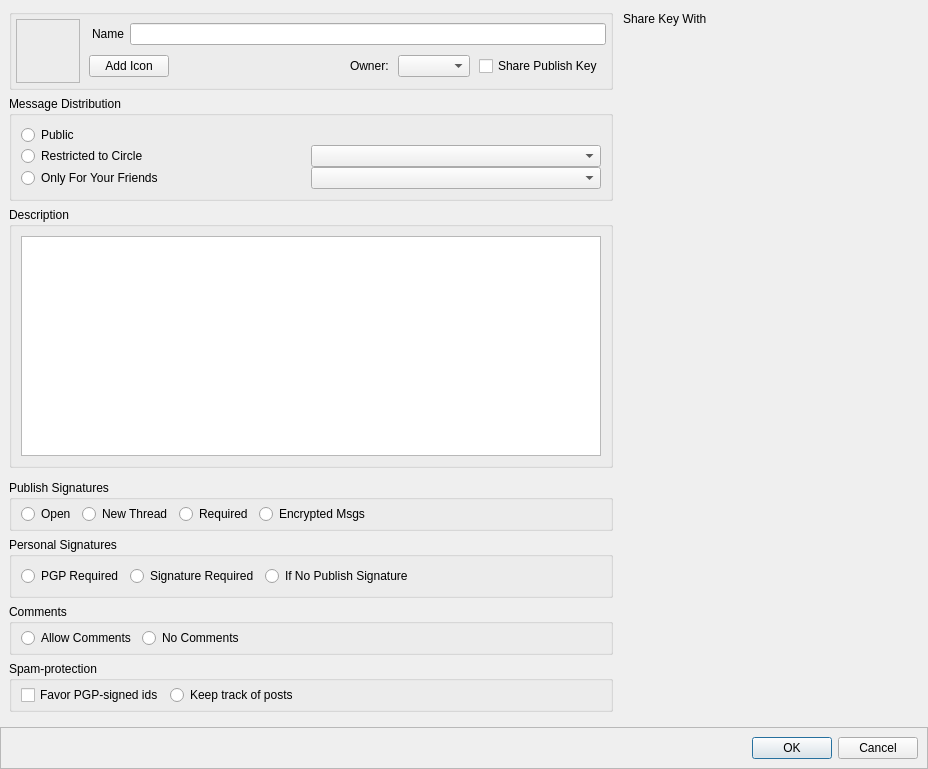
First picture: the form in retroshare-gui/src/gui/gxs/GxsGroupDialog.ui, repository RetroShare/RetroShare, before the edit.
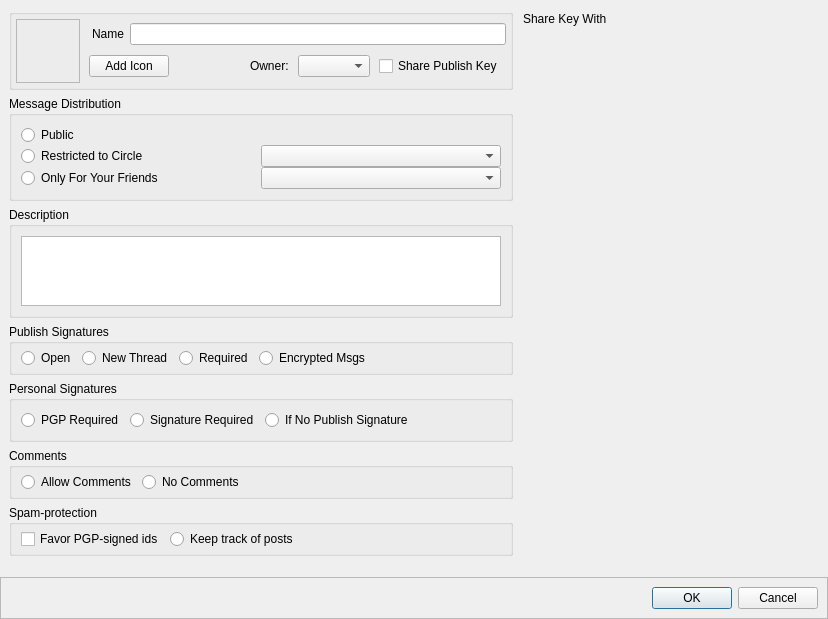
Second picture: the form after the edit. Icons and pictures are not drawn. Custom widgets are drawn as their Qt base class.

Commit message: Fixed some layout spacing

```diff
--- a/retroshare-gui/src/gui/gxs/GxsGroupDialog.ui
+++ b/retroshare-gui/src/gui/gxs/GxsGroupDialog.ui
@@ -6,8 +6,8 @@
    <rect>
     <x>0</x>
     <y>0</y>
-    <width>928</width>
-    <height>769</height>
+    <width>828</width>
+    <height>612</height>
    </rect>
   </property>
   <property name="windowTitle">
@@ -208,222 +208,6 @@
          </layout>
         </widget>
        </item>
-       <item row="4" column="0">
-        <widget class="QGroupBox" name="publishGroupBox">
-         <property name="title">
-          <string>Publish Signatures</string>
-         </property>
-         <layout class="QHBoxLayout" name="horizontalLayout_4">
-          <property name="spacing">
-           <number>6</number>
-          </property>
-          <property name="leftMargin">
-           <number>9</number>
-          </property>
-          <property name="topMargin">
-           <number>4</number>
-          </property>
-          <property name="rightMargin">
-           <number>9</number>
-          </property>
-          <property name="bottomMargin">
-           <number>4</number>
-          </property>
-          <item>
-           <widget class="QRadioButton" name="publish_open">
-            <property name="text">
-             <string>Open</string>
-            </property>
-           </widget>
-          </item>
-          <item>
-           <widget class="QRadioButton" name="publish_threads">
-            <property name="text">
-             <string>New Thread</string>
-            </property>
-           </widget>
-          </item>
-          <item>
-           <widget class="QRadioButton" name="publish_required">
-            <property name="text">
-             <string>Required</string>
-            </property>
-           </widget>
-          </item>
-          <item>
-           <widget class="QRadioButton" name="publish_encrypt">
-            <property name="text">
-             <string>Encrypted Msgs</string>
-            </property>
-           </widget>
-          </item>
-          <item>
-           <spacer name="horizontalSpacer_7">
-            <property name="orientation">
-             <enum>Qt::Horizontal</enum>
-            </property>
-            <property name="sizeHint" stdset="0">
-             <size>
-              <width>40</width>
-              <height>20</height>
-             </size>
-            </property>
-           </spacer>
-          </item>
-         </layout>
-        </widget>
-       </item>
-       <item row="5" column="0">
-        <widget class="QGroupBox" name="personalGroupBox">
-         <property name="title">
-          <string>Personal Signatures</string>
-         </property>
-         <layout class="QHBoxLayout" name="horizontalLayout_9">
-          <item>
-           <widget class="QRadioButton" name="personal_pgp">
-            <property name="text">
-             <string>PGP Required</string>
-            </property>
-           </widget>
-          </item>
-          <item>
-           <widget class="QRadioButton" name="personal_required">
-            <property name="text">
-             <string>Signature Required</string>
-            </property>
-           </widget>
-          </item>
-          <item>
-           <widget class="QRadioButton" name="personal_ifnopub">
-            <property name="text">
-             <string>If No Publish Signature</string>
-            </property>
-           </widget>
-          </item>
-          <item>
-           <spacer name="horizontalSpacer_6">
-            <property name="orientation">
-             <enum>Qt::Horizontal</enum>
-            </property>
-            <property name="sizeHint" stdset="0">
-             <size>
-              <width>40</width>
-              <height>20</height>
-             </size>
-            </property>
-           </spacer>
-          </item>
-         </layout>
-        </widget>
-       </item>
-       <item row="6" column="0">
-        <widget class="QGroupBox" name="commentGroupBox">
-         <property name="title">
-          <string>Comments</string>
-         </property>
-         <layout class="QHBoxLayout" name="horizontalLayout_5">
-          <property name="spacing">
-           <number>6</number>
-          </property>
-          <property name="leftMargin">
-           <number>9</number>
-          </property>
-          <property name="topMargin">
-           <number>4</number>
-          </property>
-          <property name="rightMargin">
-           <number>9</number>
-          </property>
-          <property name="bottomMargin">
-           <number>4</number>
-          </property>
-          <item>
-           <widget class="QRadioButton" name="comments_allowed">
-            <property name="text">
-             <string>Allow Comments</string>
-            </property>
-           </widget>
-          </item>
-          <item>
-           <widget class="QRadioButton" name="comments_no">
-            <property name="text">
-             <string>No Comments</string>
-            </property>
-           </widget>
-          </item>
-          <item>
-           <spacer name="horizontalSpacer_5">
-            <property name="orientation">
-             <enum>Qt::Horizontal</enum>
-            </property>
-            <property name="sizeHint" stdset="0">
-             <size>
-              <width>40</width>
-              <height>20</height>
-             </size>
-            </property>
-           </spacer>
-          </item>
-         </layout>
-        </widget>
-       </item>
-       <item row="7" column="0">
-        <widget class="QGroupBox" name="spamProtection_GB">
-         <property name="title">
-          <string>Spam-protection</string>
-         </property>
-         <layout class="QHBoxLayout" name="horizontalLayout_6">
-          <property name="spacing">
-           <number>6</number>
-          </property>
-          <property name="leftMargin">
-           <number>9</number>
-          </property>
-          <property name="topMargin">
-           <number>4</number>
-          </property>
-          <property name="rightMargin">
-           <number>9</number>
-          </property>
-          <property name="bottomMargin">
-           <number>4</number>
-          </property>
-          <item>
-           <widget class="QCheckBox" name="antiSpam_signedIds">
-            <property name="toolTip">
-             <string>&lt;html&gt;&lt;head/&gt;&lt;body&gt;&lt;p&gt;This makes the media increase the reputation threshold to 0.4 for anonymous ids, while keeping it to 0.0 for PGP-linked ids. Therefore, anonymous ids can still post, if their local reputation score is above that threshold.&lt;/p&gt;&lt;/body&gt;&lt;/html&gt;</string>
-            </property>
-            <property name="text">
-             <string>Favor PGP-signed ids</string>
-            </property>
-           </widget>
-          </item>
-          <item>
-           <widget class="QRadioButton" name="antiSpam_trackMessages">
-            <property name="toolTip">
-             <string>&lt;html&gt;&lt;head/&gt;&lt;body&gt;&lt;p align=&quot;justify&quot;&gt;This feature allows Retroshare to locally keep a record of who forwarded each message to you, for the last 10 days. Although useless if alone (and already available whatsoever) this information can be used by a group of collaborative friends to easily locate the source of spams. To be used with care, since it significantly decreases the anonymity of message posts.&lt;/p&gt;&lt;/body&gt;&lt;/html&gt;</string>
-            </property>
-            <property name="text">
-             <string>Keep track of posts</string>
-            </property>
-           </widget>
-          </item>
-          <item>
-           <spacer name="horizontalSpacer_8">
-            <property name="orientation">
-             <enum>Qt::Horizontal</enum>
-            </property>
-            <property name="sizeHint" stdset="0">
-             <size>
-              <width>40</width>
-              <height>20</height>
-             </size>
-            </property>
-           </spacer>
-          </item>
-         </layout>
-        </widget>
-       </item>
        <item row="8" column="0" colspan="2">
         <widget class="QFrame" name="extraFrame">
          <property name="frameShape">
@@ -631,6 +415,222 @@
          </layout>
         </widget>
        </item>
+       <item row="3" column="0">
+        <widget class="QGroupBox" name="publishGroupBox">
+         <property name="title">
+          <string>Publish Signatures</string>
+         </property>
+         <layout class="QHBoxLayout" name="horizontalLayout_4">
+          <property name="spacing">
+           <number>6</number>
+          </property>
+          <property name="leftMargin">
+           <number>9</number>
+          </property>
+          <property name="topMargin">
+           <number>4</number>
+          </property>
+          <property name="rightMargin">
+           <number>9</number>
+          </property>
+          <property name="bottomMargin">
+           <number>4</number>
+          </property>
+          <item>
+           <widget class="QRadioButton" name="publish_open">
+            <property name="text">
+             <string>Open</string>
+            </property>
+           </widget>
+          </item>
+          <item>
+           <widget class="QRadioButton" name="publish_threads">
+            <property name="text">
+             <string>New Thread</string>
+            </property>
+           </widget>
+          </item>
+          <item>
+           <widget class="QRadioButton" name="publish_required">
+            <property name="text">
+             <string>Required</string>
+            </property>
+           </widget>
+          </item>
+          <item>
+           <widget class="QRadioButton" name="publish_encrypt">
+            <property name="text">
+             <string>Encrypted Msgs</string>
+            </property>
+           </widget>
+          </item>
+          <item>
+           <spacer name="horizontalSpacer_7">
+            <property name="orientation">
+             <enum>Qt::Horizontal</enum>
+            </property>
+            <property name="sizeHint" stdset="0">
+             <size>
+              <width>40</width>
+              <height>20</height>
+             </size>
+            </property>
+           </spacer>
+          </item>
+         </layout>
+        </widget>
+       </item>
+       <item row="4" column="0">
+        <widget class="QGroupBox" name="personalGroupBox">
+         <property name="title">
+          <string>Personal Signatures</string>
+         </property>
+         <layout class="QHBoxLayout" name="horizontalLayout_9">
+          <item>
+           <widget class="QRadioButton" name="personal_pgp">
+            <property name="text">
+             <string>PGP Required</string>
+            </property>
+           </widget>
+          </item>
+          <item>
+           <widget class="QRadioButton" name="personal_required">
+            <property name="text">
+             <string>Signature Required</string>
+            </property>
+           </widget>
+          </item>
+          <item>
+           <widget class="QRadioButton" name="personal_ifnopub">
+            <property name="text">
+             <string>If No Publish Signature</string>
+            </property>
+           </widget>
+          </item>
+          <item>
+           <spacer name="horizontalSpacer_6">
+            <property name="orientation">
+             <enum>Qt::Horizontal</enum>
+            </property>
+            <property name="sizeHint" stdset="0">
+             <size>
+              <width>40</width>
+              <height>20</height>
+             </size>
+            </property>
+           </spacer>
+          </item>
+         </layout>
+        </widget>
+       </item>
+       <item row="5" column="0">
+        <widget class="QGroupBox" name="commentGroupBox">
+         <property name="title">
+          <string>Comments</string>
+         </property>
+         <layout class="QHBoxLayout" name="horizontalLayout_5">
+          <property name="spacing">
+           <number>6</number>
+          </property>
+          <property name="leftMargin">
+           <number>9</number>
+          </property>
+          <property name="topMargin">
+           <number>4</number>
+          </property>
+          <property name="rightMargin">
+           <number>9</number>
+          </property>
+          <property name="bottomMargin">
+           <number>4</number>
+          </property>
+          <item>
+           <widget class="QRadioButton" name="comments_allowed">
+            <property name="text">
+             <string>Allow Comments</string>
+            </property>
+           </widget>
+          </item>
+          <item>
+           <widget class="QRadioButton" name="comments_no">
+            <property name="text">
+             <string>No Comments</string>
+            </property>
+           </widget>
+          </item>
+          <item>
+           <spacer name="horizontalSpacer_5">
+            <property name="orientation">
+             <enum>Qt::Horizontal</enum>
+            </property>
+            <property name="sizeHint" stdset="0">
+             <size>
+              <width>40</width>
+              <height>20</height>
+             </size>
+            </property>
+           </spacer>
+          </item>
+         </layout>
+        </widget>
+       </item>
+       <item row="6" column="0">
+        <widget class="QGroupBox" name="spamProtection_GB">
+         <property name="title">
+          <string>Spam-protection</string>
+         </property>
+         <layout class="QHBoxLayout" name="horizontalLayout_6">
+          <property name="spacing">
+           <number>6</number>
+          </property>
+          <property name="leftMargin">
+           <number>9</number>
+          </property>
+          <property name="topMargin">
+           <number>4</number>
+          </property>
+          <property name="rightMargin">
+           <number>9</number>
+          </property>
+          <property name="bottomMargin">
+           <number>4</number>
+          </property>
+          <item>
+           <widget class="QCheckBox" name="antiSpam_signedIds">
+            <property name="toolTip">
+             <string>&lt;html&gt;&lt;head/&gt;&lt;body&gt;&lt;p&gt;This makes the media increase the reputation threshold to 0.4 for anonymous ids, while keeping it to 0.0 for PGP-linked ids. Therefore, anonymous ids can still post, if their local reputation score is above that threshold.&lt;/p&gt;&lt;/body&gt;&lt;/html&gt;</string>
+            </property>
+            <property name="text">
+             <string>Favor PGP-signed ids</string>
+            </property>
+           </widget>
+          </item>
+          <item>
+           <widget class="QRadioButton" name="antiSpam_trackMessages">
+            <property name="toolTip">
+             <string>&lt;html&gt;&lt;head/&gt;&lt;body&gt;&lt;p align=&quot;justify&quot;&gt;This feature allows Retroshare to locally keep a record of who forwarded each message to you, for the last 10 days. Although useless if alone (and already available whatsoever) this information can be used by a group of collaborative friends to easily locate the source of spams. To be used with care, since it significantly decreases the anonymity of message posts.&lt;/p&gt;&lt;/body&gt;&lt;/html&gt;</string>
+            </property>
+            <property name="text">
+             <string>Keep track of posts</string>
+            </property>
+           </widget>
+          </item>
+          <item>
+           <spacer name="horizontalSpacer_8">
+            <property name="orientation">
+             <enum>Qt::Horizontal</enum>
+            </property>
+            <property name="sizeHint" stdset="0">
+             <size>
+              <width>40</width>
+              <height>20</height>
+             </size>
+            </property>
+           </spacer>
+          </item>
+         </layout>
+        </widget>
+       </item>
       </layout>
      </widget>
      <widget class="QWidget" name="showmode">
```
The commit also changes 1 other file.
